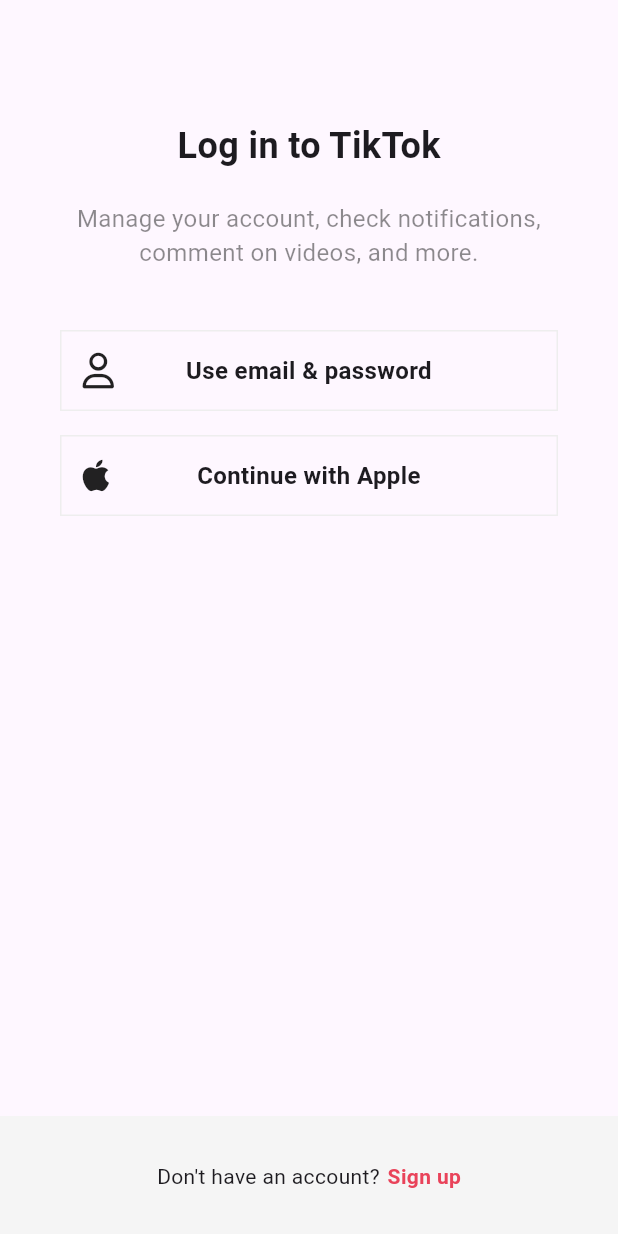
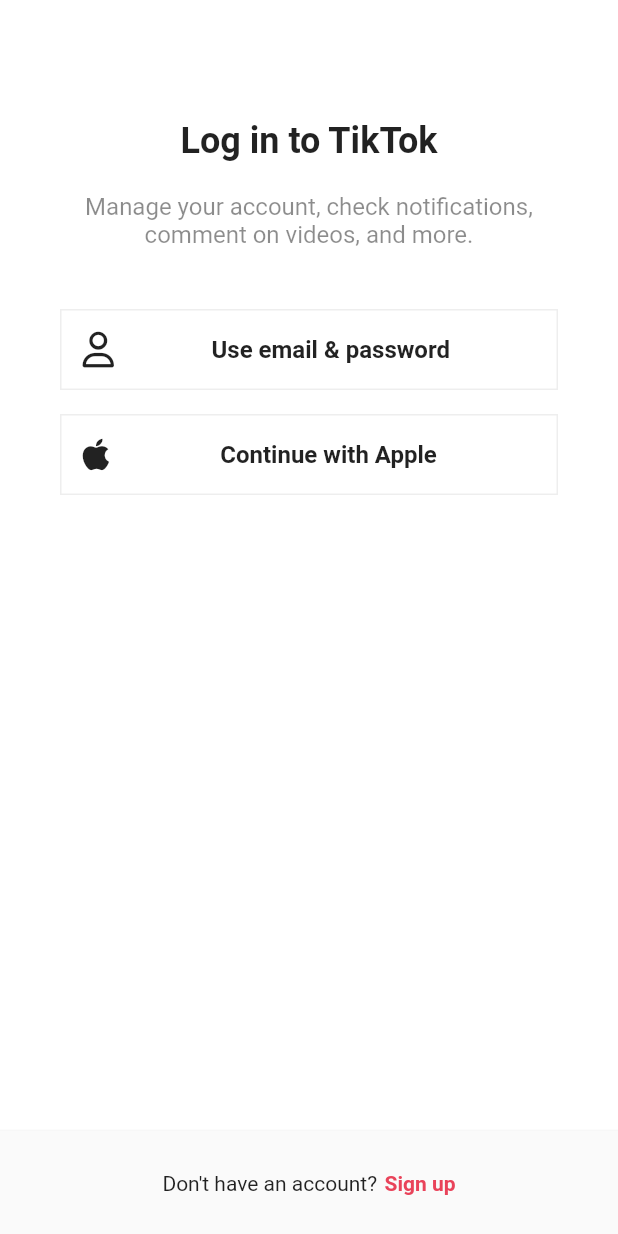
Before and after one commit to Seungnyeong/flutter-tiktok, a Flutter app: the screen it shows after launch, after a tap on "Log in", on a phone screen of 412 x 824 dp. Run offline on Flutter 3.47's test engine with Material 3 defaults, Android fonts, the phone set to English and light mode, and no system bars; our stand-ins replace font_awesome_flutter.

Commit message:
Authentication Screen

```diff
--- a/lib/features/authentication/login_screen.dart
+++ b/lib/features/authentication/login_screen.dart
@@ -2,28 +2,38 @@ import 'package:flutter/material.dart';
 import 'package:font_awesome_flutter/font_awesome_flutter.dart';
 import 'package:tiktok_clone/constants/gaps.dart';
 import 'package:tiktok_clone/constants/sizes.dart';
-import 'package:tiktok_clone/features/authentication/sign_up_screen.dart';
+import 'package:tiktok_clone/features/authentication/login_form_screen.dart';
+import 'package:tiktok_clone/features/authentication/username_screen.dart';
+
 import 'package:tiktok_clone/features/authentication/widgets/auth_button.dart';
 
 class LoginScreen extends StatelessWidget {
   const LoginScreen({super.key});
 
-  void onSignUpTap(BuildContext context) {
+  void _onSignUpTap(BuildContext context) {
     Navigator.of(context).pop();
+  }
+
+  void onTapNaivator(BuildContext context, Widget screen) {
+    Navigator.of(context).push(
+      MaterialPageRoute(
+        builder: (context) => screen,
+      ),
+    );
   }
 
   @override
   Widget build(BuildContext context) {
     return Scaffold(
-      body: const SafeArea(
+      body: SafeArea(
         child: Padding(
-          padding: EdgeInsets.symmetric(
+          padding: const EdgeInsets.symmetric(
             horizontal: Sizes.size40,
           ),
           child: Column(
             children: [
               Gaps.v80,
-              Text(
+              const Text(
                 "Log in to TikTok",
                 style: TextStyle(
                   fontSize: Sizes.size24,
@@ -31,7 +41,7 @@ class LoginScreen extends StatelessWidget {
                 ),
               ),
               Gaps.v20,
-              Text(
+              const Text(
                 "Manage your account, check notifications, comment on videos, and more.",
                 style: TextStyle(
                   fontSize: Sizes.size16,
@@ -41,12 +51,15 @@ class LoginScreen extends StatelessWidget {
               ),
               Gaps.v40,
               AuthButton(
-                icon: FaIcon(FontAwesomeIcons.user),
+                clickFunc: () =>
+                    onTapNaivator(context, const LoginFormScreen()),
+                icon: const FaIcon(FontAwesomeIcons.user),
                 text: "Use email & password",
               ),
               Gaps.v16,
               AuthButton(
-                icon: FaIcon(FontAwesomeIcons.apple),
+                clickFunc: () => onTapNaivator(context, const UsernameScreen()),
+                icon: const FaIcon(FontAwesomeIcons.apple),
                 text: "Continue with Apple",
               ),
             ],
@@ -54,7 +67,8 @@ class LoginScreen extends StatelessWidget {
         ),
       ),
       bottomNavigationBar: BottomAppBar(
-        color: Colors.grey.shade100,
+        color: Colors.grey.shade50,
+        height: 70,
         elevation: 2,
         child: Row(
           mainAxisAlignment: MainAxisAlignment.center,
@@ -62,7 +76,7 @@ class LoginScreen extends StatelessWidget {
             const Text("Don't have an account?"),
             Gaps.h5,
             GestureDetector(
-              onTap: () => onSignUpTap(context),
+              onTap: () => _onSignUpTap(context),
               child: Text(
                 "Sign up",
                 style: TextStyle(
--- a/lib/features/authentication/sign_up_screen.dart
+++ b/lib/features/authentication/sign_up_screen.dart
@@ -1,18 +1,18 @@
 import 'package:flutter/material.dart';
-import 'package:flutter/widgets.dart';
 import 'package:font_awesome_flutter/font_awesome_flutter.dart';
 import 'package:tiktok_clone/constants/gaps.dart';
 import 'package:tiktok_clone/constants/sizes.dart';
 import 'package:tiktok_clone/features/authentication/login_screen.dart';
+import 'package:tiktok_clone/features/authentication/username_screen.dart';
 import 'package:tiktok_clone/features/authentication/widgets/auth_button.dart';
 
 class SignUpScreen extends StatelessWidget {
   const SignUpScreen({super.key});
 
-  void onLoginTap(BuildContext context) {
+  void _onTapNaivator(BuildContext context, Widget screen) {
     Navigator.of(context).push(
       MaterialPageRoute(
-        builder: (context) => const LoginScreen(),
+        builder: (context) => screen,
       ),
     );
   }
@@ -20,15 +20,15 @@ class SignUpScreen extends StatelessWidget {
   @override
   Widget build(BuildContext context) {
     return Scaffold(
-      body: const SafeArea(
+      body: SafeArea(
         child: Padding(
-          padding: EdgeInsets.symmetric(
+          padding: const EdgeInsets.symmetric(
             horizontal: Sizes.size40,
           ),
           child: Column(
             children: [
               Gaps.v80,
-              Text(
+              const Text(
                 "Sign up for TikTok",
                 style: TextStyle(
                   fontSize: Sizes.size24,
@@ -36,7 +36,7 @@ class SignUpScreen extends StatelessWidget {
                 ),
               ),
               Gaps.v20,
-              Text(
+              const Text(
                 "Create a Profile, follow other accounts, make your own videos, and more.",
                 style: TextStyle(
                   fontSize: Sizes.size16,
@@ -46,12 +46,16 @@ class SignUpScreen extends StatelessWidget {
               ),
               Gaps.v40,
               AuthButton(
-                icon: FaIcon(FontAwesomeIcons.user),
+                clickFunc: () =>
+                    _onTapNaivator(context, const UsernameScreen()),
+                icon: const FaIcon(FontAwesomeIcons.user),
                 text: "Use email & password",
               ),
               Gaps.v16,
               AuthButton(
-                icon: FaIcon(FontAwesomeIcons.apple),
+                clickFunc: () =>
+                    _onTapNaivator(context, const UsernameScreen()),
+                icon: const FaIcon(FontAwesomeIcons.apple),
                 text: "Continue with Apple",
               ),
             ],
@@ -61,13 +65,14 @@ class SignUpScreen extends StatelessWidget {
       bottomNavigationBar: BottomAppBar(
         color: Colors.grey.shade100,
         elevation: 2,
+        height: 70,
         child: Row(
           mainAxisAlignment: MainAxisAlignment.center,
           children: [
             const Text("Already have an account?"),
             Gaps.h5,
             GestureDetector(
-              onTap: () => onLoginTap(context),
+              onTap: () => _onTapNaivator(context, const LoginScreen()),
               child: Text(
                 "Log in",
                 style: TextStyle(
--- a/lib/features/authentication/widgets/auth_button.dart
+++ b/lib/features/authentication/widgets/auth_button.dart
@@ -1,34 +1,35 @@
-import 'package:flutter/cupertino.dart';
 import 'package:flutter/material.dart';
-import 'package:flutter/widgets.dart';
 import 'package:font_awesome_flutter/font_awesome_flutter.dart';
 import 'package:tiktok_clone/constants/sizes.dart';
 
 class AuthButton extends StatelessWidget {
   final String text;
   final FaIcon icon;
-  const AuthButton({super.key, required this.text, required this.icon});
+  final void Function() clickFunc; // 변경된 시그니처
+
+  const AuthButton({
+    Key? key,
+    required this.text,
+    required this.icon,
+    required this.clickFunc,
+  }) : super(key: key);
 
   @override
   Widget build(BuildContext context) {
-    return FractionallySizedBox(
-      widthFactor: 1,
+    return GestureDetector(
+      onTap: clickFunc, // 수정된 부분
       child: Container(
-        padding: const EdgeInsets.all(
-          Sizes.size14,
+        padding: const EdgeInsets.all(Sizes.size14),
+        decoration: BoxDecoration(
+          border: Border.all(
+            color: Colors.grey.shade200,
+            width: Sizes.size1,
+          ),
         ),
-        decoration: BoxDecoration(
-            border: Border.all(
-          color: Colors.grey.shade200,
-          width: Sizes.size1,
-        )),
-        child: Stack(
-          alignment: Alignment.center,
+        child: Row(
           children: [
-            Align(
-              alignment: Alignment.centerLeft,
-              child: icon,
-            ),
+            icon,
+            const SizedBox(width: 8),
             Expanded(
               child: Text(
                 text,
--- a/lib/main.dart
+++ b/lib/main.dart
@@ -1,4 +1,5 @@
 import 'package:flutter/material.dart';
+import 'package:tiktok_clone/constants/sizes.dart';
 import 'package:tiktok_clone/features/authentication/sign_up_screen.dart';
 
 void main() {
@@ -12,7 +13,19 @@ class TikTokApp extends StatelessWidget {
   Widget build(BuildContext context) {
     return MaterialApp(
       title: 'TikTok Clone',
-      theme: ThemeData(primaryColor: const Color(0xFFE9435A)),
+      theme: ThemeData(
+          primaryColor: const Color(0xFFE9435A),
+          scaffoldBackgroundColor: Colors.white,
+          useMaterial3: false,
+          appBarTheme: const AppBarTheme(
+              foregroundColor: Colors.black,
+              backgroundColor: Colors.white,
+              elevation: 0,
+              titleTextStyle: TextStyle(
+                fontSize: Sizes.size16 + Sizes.size2,
+                fontWeight: FontWeight.w600,
+                color: Colors.black,
+              ))),
       home: const SignUpScreen(),
     );
   }
```
Also changed, not shown: lib/features/authentication/birthday_screen.dart (added, +113 -0 lines), lib/features/authentication/email_screen.dart (added, +115 -0 lines), lib/features/authentication/login_form_screen.dart (added, +73 -0 lines), lib/features/authentication/password_screen.dart (added, +164 -0 lines), lib/features/authentication/username_screen.dart (added, +97 -0 lines), lib/features/authentication/widgets/form_button.dart (added, +40 -0 lines), lib/features/onboarding/interests_screen.dart (added, +10 -0 lines).
